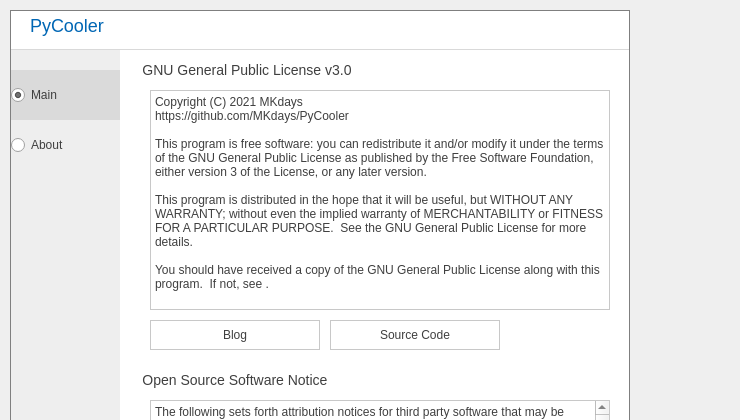
First picture: the form in Lib/main.ui, repository MKdays/PyKooler, before the edit; both pictures show x 0 to 740 and y 0 to 420 of the 1031 by 839 pixel window.
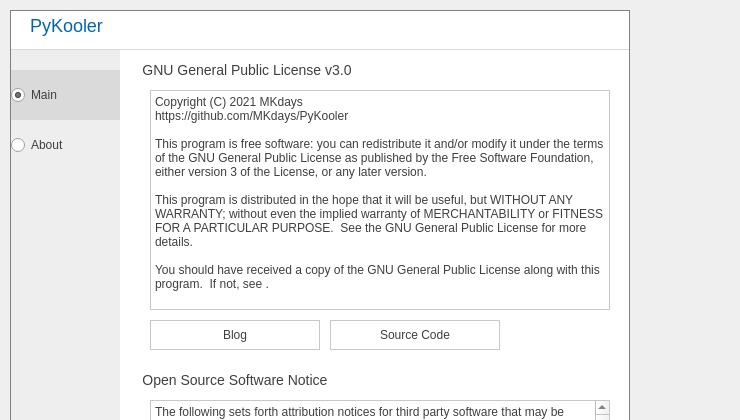
Second picture: the form after the edit. The open tabs and pages were chosen to show the change. Icons and pictures are not drawn.

```diff
--- a/Lib/main.ui
+++ b/Lib/main.ui
@@ -1350,7 +1350,7 @@
        </property>
        <property name="plainText">
         <string>Copyright (C) 2021 MKdays
-https://github.com/MKdays/PyCooler
+https://github.com/MKdays/PyKooler
 
 This program is free software: you can redistribute it and/or modify it under the terms of the GNU General Public License as published by the Free Software Foundation, either version 3 of the License, or any later version.
 
@@ -1705,7 +1705,7 @@
 }</string>
     </property>
     <property name="text">
-     <string>PyCooler</string>
+     <string>PyKooler</string>
     </property>
     <property name="alignment">
      <set>Qt::AlignLeading|Qt::AlignLeft|Qt::AlignVCenter</set>
```
